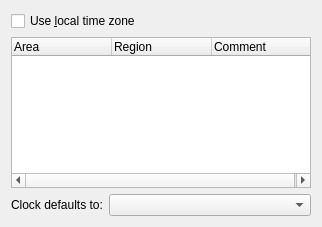
Old version of the form plasma/applets/libplasmaclock/timezonesConfig.ui in the repository mgottschlag/kwin-tiling.
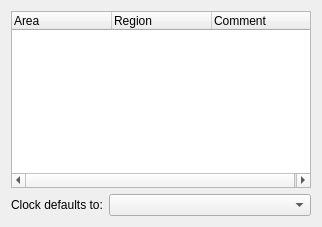
New version of the form. Custom widgets are drawn as their Qt base class.

Commit message: Remove "Use local time zone" + code enabling/disabling QComboBox

The edit to the form file:
```diff
--- a/plasma/applets/libplasmaclock/timezonesConfig.ui
+++ b/plasma/applets/libplasmaclock/timezonesConfig.ui
@@ -10,13 +10,6 @@
    </rect>
   </property>
   <layout class="QVBoxLayout" >
-   <item>
-    <widget class="QCheckBox" name="localTimeZone" >
-     <property name="text" >
-      <string>Use &amp;local time zone</string>
-     </property>
-    </widget>
-   </item>
    <item>
     <widget class="KTimeZoneWidget" name="timeZones" >
      <property name="minimumSize" >
```
The commit also changes 1 other file.
